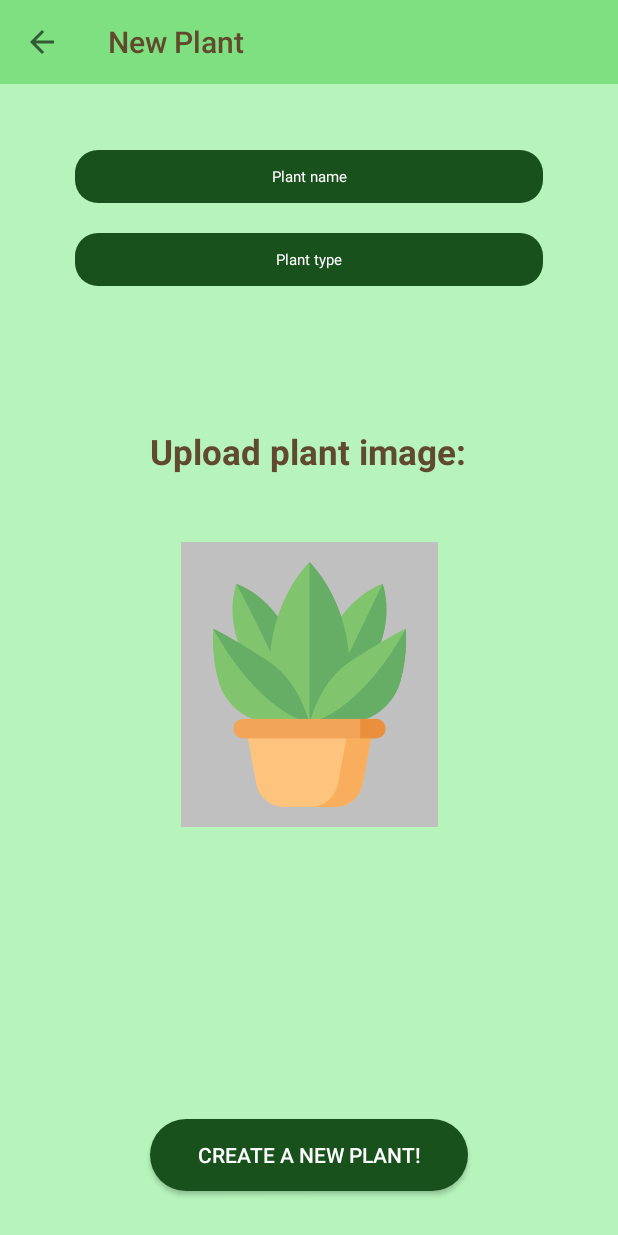
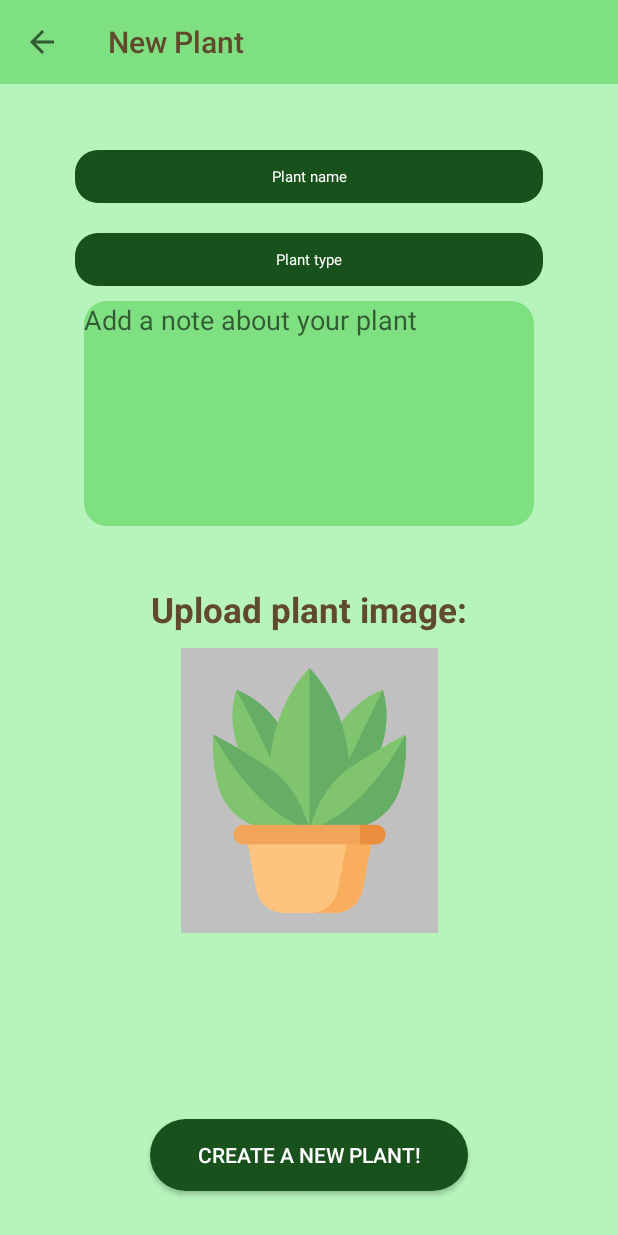
Before and after one commit to zeronid/DigitalGarden, an Android app: the MainActivity screen opened directly, with no data from a screen before it, after a tap on "NEW PLANT", on a phone screen of 412 x 824 dp. Run offline under Robolectric (Android 15) with nearby library versions, the phone set to English and light mode, and no system bars; 1 other tap on this screen came first.

Commit message:
Added a note to each plants

```diff
--- a/app/src/main/AndroidManifest.xml
+++ b/app/src/main/AndroidManifest.xml
@@ -9,6 +9,7 @@
         android:roundIcon="@mipmap/digital_garden_round"
         android:supportsRtl="true"
         android:theme="@style/AppTheme">
+        <activity android:name=".activities.LoginActivity"></activity>
         <activity android:name=".activities.SplashActivity">
             <intent-filter>
                 <category android:name="android.intent.category.LAUNCHER" />
@@ -24,8 +25,7 @@
             android:screenOrientation="portrait" />
         <activity
             android:name=".activities.MainActivity"
-            android:screenOrientation="portrait">
-        </activity>
+            android:screenOrientation="portrait"></activity>
     </application>
 
 </manifest>
--- a/app/src/main/java/com/example/digitalgarden/activities/MainActivity.java
+++ b/app/src/main/java/com/example/digitalgarden/activities/MainActivity.java
@@ -1,6 +1,7 @@
 package com.example.digitalgarden.activities;
 
 import androidx.appcompat.app.AppCompatActivity;
+import androidx.appcompat.widget.SearchView;
 import androidx.appcompat.widget.Toolbar;
 import androidx.recyclerview.widget.GridLayoutManager;
 import androidx.recyclerview.widget.RecyclerView;
@@ -9,6 +10,8 @@ import android.content.Intent;
 import android.content.SharedPreferences;
 import android.os.Bundle;
 import android.preference.PreferenceManager;
+import android.view.Menu;
+import android.view.MenuItem;
 import android.view.View;
 
 import com.example.digitalgarden.models.Plant;
@@ -18,15 +21,17 @@ import com.google.gson.Gson;
 import com.google.gson.reflect.TypeToken;
 import java.util.ArrayList;
 import java.util.Calendar;
+import java.util.Objects;
 
 public class MainActivity extends AppCompatActivity {
 
     //An array list for plant objects and one for the names only.
     public static ArrayList<String> plantNames = new ArrayList<>();
     public static ArrayList<Plant> plants = new ArrayList<>();
-    public RecyclerView plantList;
+    private RecyclerView plantList;
     final int NUMOFCOLUMNS = 2;
     private Toolbar toolbar;
+    PlantsAdapter adapter;
 
 
     @Override
@@ -43,7 +48,7 @@ public class MainActivity extends AppCompatActivity {
 
         toolbar = findViewById(R.id.toolBar);
         setSupportActionBar(toolbar);
-        getSupportActionBar().setTitle("My Plants");
+        Objects.requireNonNull(getSupportActionBar()).setTitle("My Plants");
     }
 
     @Override
@@ -69,7 +74,7 @@ public class MainActivity extends AppCompatActivity {
     private void updateList(){
         plantList = findViewById(R.id.recyclerView);
         plantList.setLayoutManager(new GridLayoutManager(this, NUMOFCOLUMNS));
-        PlantsAdapter adapter = new PlantsAdapter(this, plants);
+        adapter = new PlantsAdapter(this, plants);
         adapter.setClickListener(new PlantsAdapter.ItemClickListener() {
             @Override
             public void onItemClick(View view, int position) {
@@ -133,4 +138,24 @@ public class MainActivity extends AppCompatActivity {
         super.onDestroy();
     }
 
+    @Override
+    public boolean onCreateOptionsMenu(Menu menu) {
+        getMenuInflater().inflate(R.menu.main_menu,menu);
+        MenuItem menuItem = menu.findItem(R.id.search_icon);
+        SearchView searchView = (SearchView) menuItem.getActionView();
+        searchView.setQueryHint("Seach here");
+        searchView.setOnQueryTextListener(new SearchView.OnQueryTextListener() {
+            @Override
+            public boolean onQueryTextSubmit(String query) {
+                return false;
+            }
+
+            @Override
+            public boolean onQueryTextChange(String newText) {
+                return true;
+            }
+        });
+
+        return super.onCreateOptionsMenu(menu);
+    }
 }
--- a/app/src/main/java/com/example/digitalgarden/adapters/PlantsAdapter.java
+++ b/app/src/main/java/com/example/digitalgarden/adapters/PlantsAdapter.java
@@ -8,6 +8,8 @@ import android.view.View;
 import android.view.ViewGroup;
 import android.widget.ArrayAdapter;
 import android.widget.EditText;
+import android.widget.Filter;
+import android.widget.Filterable;
 import android.widget.ImageView;
 import android.widget.TextView;
 import androidx.annotation.NonNull;
@@ -22,7 +24,7 @@ import java.io.File;
 import java.io.FileInputStream;
 import java.util.ArrayList;
 
-public class PlantsAdapter extends RecyclerView.Adapter<PlantsAdapter.ViewHolder> {
+public class PlantsAdapter extends RecyclerView.Adapter<PlantsAdapter.ViewHolder> implements Filterable {
 
     private ArrayList<Plant> plants;
     private LayoutInflater mInflater;
@@ -62,6 +64,12 @@ public class PlantsAdapter extends RecyclerView.Adapter<PlantsAdapter.ViewHolder
     @Override
     public int getItemCount() {
         return plants.size();
+    }
+
+    @Override
+    public Filter getFilter() {
+
+        return null;
     }
 
 
@@ -117,4 +125,6 @@ public class PlantsAdapter extends RecyclerView.Adapter<PlantsAdapter.ViewHolder
         }
         return b;
     }
+
+
 }
--- /dev/null
+++ b/app/src/main/res/drawable/ic_search_black_24dp.xml
@@ -0,0 +1,5 @@
+<vector android:height="24dp" android:tint="#FFFDFD"
+    android:viewportHeight="24.0" android:viewportWidth="24.0"
+    android:width="24dp" xmlns:android="http://schemas.android.com/apk/res/android">
+    <path android:fillColor="#FF000000" android:pathData="M15.5,14h-0.79l-0.28,-0.27C15.41,12.59 16,11.11 16,9.5 16,5.91 13.09,3 9.5,3S3,5.91 3,9.5 5.91,16 9.5,16c1.61,0 3.09,-0.59 4.23,-1.57l0.27,0.28v0.79l5,4.99L20.49,19l-4.99,-5zM9.5,14C7.01,14 5,11.99 5,9.5S7.01,5 9.5,5 14,7.01 14,9.5 11.99,14 9.5,14z"/>
+</vector>
--- a/app/src/main/res/layout/activity_new_plant.xml
+++ b/app/src/main/res/layout/activity_new_plant.xml
@@ -12,8 +12,7 @@
         android:layout_width="match_parent"
         android:layout_height="?attr/actionBarSize"
         android:background="@color/colorPrimary"
-        app:titleTextColor="@color/brownContrast">
-    </androidx.appcompat.widget.Toolbar>
+        app:titleTextColor="@color/brownContrast"></androidx.appcompat.widget.Toolbar>
 
     <EditText
         android:id="@+id/newPlantNameEditText"
@@ -24,12 +23,12 @@
         android:layout_marginEnd="50dp"
         android:background="@drawable/edit_text_rounded"
         android:ems="10"
+        android:gravity="center"
         android:hint="@string/plant_name"
         android:inputType="textPersonName"
         android:textColor="#212121"
         android:textColorHint="@android:color/white"
         android:textSize="10sp"
-        android:gravity="center"
         app:layout_constraintEnd_toEndOf="parent"
         app:layout_constraintHorizontal_bias="0.5"
         app:layout_constraintStart_toStartOf="parent"
@@ -45,10 +44,10 @@
         android:background="@drawable/edit_text_rounded"
         android:completionHint="Please select the type of your plant"
         android:completionThreshold="1"
+        android:gravity="center"
         android:hint="@string/plant_type"
         android:textColor="#212121"
         android:textColorHint="@android:color/white"
-        android:gravity="center"
         android:textSize="10sp"
         app:layout_constraintEnd_toEndOf="parent"
         app:layout_constraintHorizontal_bias="0.5"
@@ -77,13 +76,12 @@
         android:layout_width="171dp"
         android:layout_height="190dp"
         android:layout_marginTop="10dp"
-        android:layout_marginBottom="170dp"
         android:background="#C0C0C0"
         android:clickable="true"
         android:onClick="takePicture"
         android:padding="4dp"
-        app:layout_constraintBottom_toTopOf="@+id/button4"
         app:layout_constraintEnd_toEndOf="parent"
+        app:layout_constraintHorizontal_bias="0.5"
         app:layout_constraintStart_toStartOf="parent"
         app:layout_constraintTop_toBottomOf="@+id/uploadImageTextView"
         app:srcCompat="@drawable/plant"
@@ -93,15 +91,33 @@
         android:id="@+id/uploadImageTextView"
         android:layout_width="wrap_content"
         android:layout_height="wrap_content"
-        android:layout_marginTop="70dp"
-        android:layout_marginBottom="10dp"
+        android:layout_marginTop="40dp"
         android:text="@string/upload_image"
         android:textColor="@color/brownContrast"
         android:textSize="23sp"
         android:textStyle="bold"
-        app:layout_constraintBottom_toTopOf="@+id/plantImageView"
         app:layout_constraintEnd_toEndOf="parent"
-        app:layout_constraintHorizontal_bias="0.498"
+        app:layout_constraintHorizontal_bias="0.5"
+        app:layout_constraintStart_toStartOf="parent"
+        app:layout_constraintTop_toBottomOf="@+id/plantsNoteEditText" />
+
+    <EditText
+        android:id="@+id/plantsNoteEditText"
+        android:layout_width="300dp"
+        android:layout_height="150dp"
+        android:layout_margin="10dp"
+        android:layout_marginStart="55dp"
+        android:layout_marginTop="60dp"
+        android:layout_marginEnd="56dp"
+        android:background="@drawable/edit_text_rounded"
+        android:backgroundTint="@color/colorPrimary"
+        android:ems="10"
+        android:gravity="start"
+        android:hint="Add a note about your plant"
+        android:inputType="textPersonName"
+        android:textColor="@android:color/white"
+        app:layout_constraintEnd_toEndOf="parent"
+        app:layout_constraintHorizontal_bias="0.5"
         app:layout_constraintStart_toStartOf="parent"
         app:layout_constraintTop_toBottomOf="@+id/newPlantTypeEditText" />
 
--- /dev/null
+++ b/app/src/main/res/menu/main_menu.xml
@@ -0,0 +1,12 @@
+<?xml version="1.0" encoding="utf-8"?>
+<menu xmlns:android="http://schemas.android.com/apk/res/android"
+    xmlns:app="http://schemas.android.com/apk/res-auto">
+    <item
+        android:id="@+id/search_icon"
+        android:title="Sort by"
+        android:icon="@drawable/ic_search_black_24dp"
+        app:showAsAction="ifRoom|collapseActionView"
+        app:actionViewClass="androidx.appcompat.widget.SearchView">
+    </item>
+
+</menu>
```
Also changed, not shown: app/src/main/java/com/example/digitalgarden/activities/CreatePlantActivity.java (+5 -3 lines), app/src/main/java/com/example/digitalgarden/activities/LoginActivity.java (added, +16 -0 lines), app/src/main/java/com/example/digitalgarden/activities/PlantDisplayActivity.java (+19 -5 lines), app/src/main/java/com/example/digitalgarden/models/Plant.java (+5 -6 lines), app/src/main/res/layout/activity_login.xml (added, +9 -0 lines), app/src/main/res/layout/activity_plant_info.xml (+19 -0 lines).
